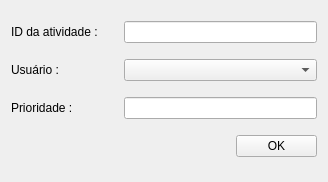
First picture: the form in SAP/Project/Views/setPriorityActivity.ui, repository dsgoficial/SAP_Gerente, before the edit.
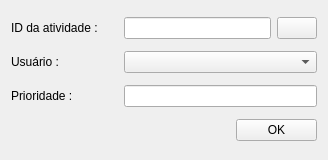
Second picture: the form after the edit.

Commit message: add select value field

```diff
--- a/SAP/Project/Views/setPriorityActivity.ui
+++ b/SAP/Project/Views/setPriorityActivity.ui
@@ -7,7 +7,7 @@
     <x>0</x>
     <y>0</y>
     <width>328</width>
-    <height>182</height>
+    <height>160</height>
    </rect>
   </property>
   <property name="windowTitle">
@@ -22,7 +22,18 @@
     </widget>
    </item>
    <item row="0" column="1" colspan="2">
-    <widget class="QLineEdit" name="activity_id_le"/>
+    <layout class="QHBoxLayout" name="horizontalLayout">
+     <item>
+      <widget class="QLineEdit" name="activity_id_le"/>
+     </item>
+     <item>
+      <widget class="QPushButton" name="extract_field_btn">
+       <property name="text">
+        <string/>
+       </property>
+      </widget>
+     </item>
+    </layout>
    </item>
    <item row="1" column="0">
     <widget class="QLabel" name="label_2">
```
The commit also changes 32 other files.
